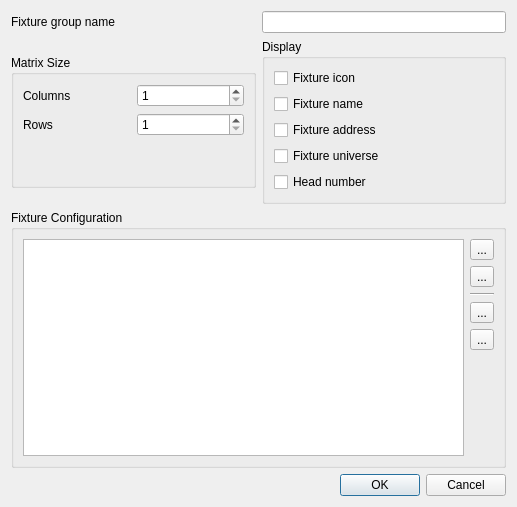
Above: trunk/ui/src/fixturegroupeditor.ui from Bondzio/qlc before the change. Below: the same form after it.
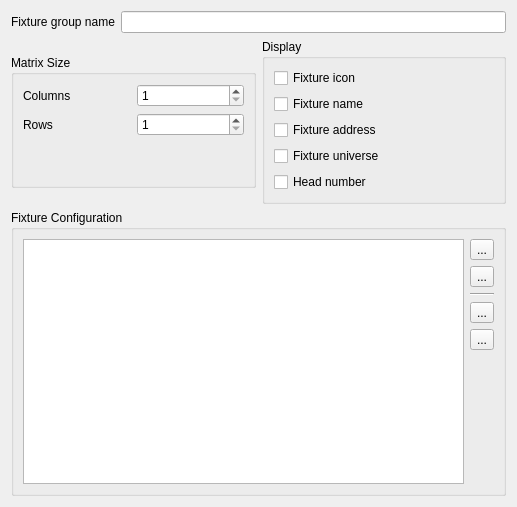
That is the form after the change. Icons and pictures are not drawn.

Commit message: Removed FixtureConsole from FixtureManager since SimpleDesk and SceneEditor achieve essentially the same (and more). Made FixtureGroupEditor appear on the right pane on FixtureManager.

What changed in the file:
```diff
--- a/trunk/ui/src/fixturegroupeditor.ui
+++ b/trunk/ui/src/fixturegroupeditor.ui
@@ -1,7 +1,7 @@
 <?xml version="1.0" encoding="UTF-8"?>
 <ui version="4.0">
  <class>FixtureGroupEditor</class>
- <widget class="QDialog" name="FixtureGroupEditor">
+ <widget class="QWidget" name="FixtureGroupEditor">
   <property name="geometry">
    <rect>
     <x>0</x>
@@ -26,7 +26,7 @@
      <item>
       <widget class="QLineEdit" name="m_nameEdit">
        <property name="sizePolicy">
-        <sizepolicy hsizetype="Preferred" vsizetype="Fixed">
+        <sizepolicy hsizetype="MinimumExpanding" vsizetype="Fixed">
          <horstretch>0</horstretch>
          <verstretch>0</verstretch>
         </sizepolicy>
@@ -273,16 +273,6 @@
      </layout>
     </widget>
    </item>
-   <item>
-    <widget class="QDialogButtonBox" name="buttonBox">
-     <property name="orientation">
-      <enum>Qt::Horizontal</enum>
-     </property>
-     <property name="standardButtons">
-      <set>QDialogButtonBox::Cancel|QDialogButtonBox::Ok</set>
-     </property>
-    </widget>
-   </item>
   </layout>
  </widget>
  <resources>
```
Left out of the diff: 35 changed lines with no effect on the pictures. The commit also changes 10 other files.
